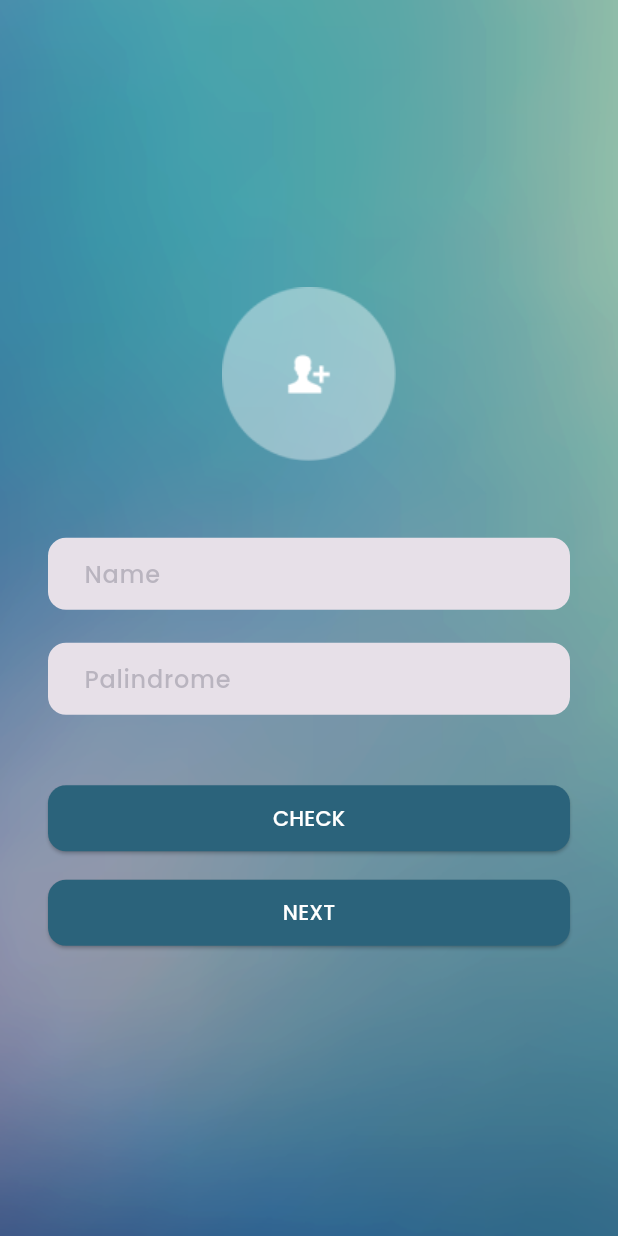
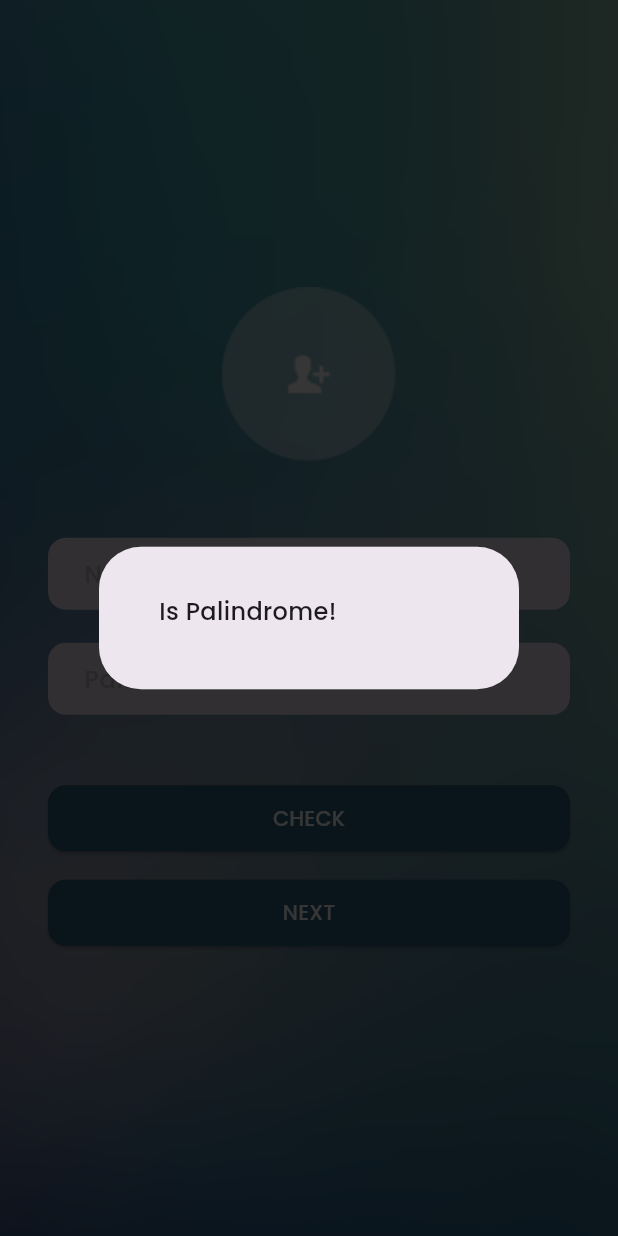
Before and after one commit to PuspitaKartika/palindrome_app, a Flutter app: the FirstScreen screen opened directly, after a tap on "CHECK", on a phone screen of 412 x 824 dp. Run offline on Flutter 3.47's test engine with Material 3 defaults, Android fonts, the phone set to English and light mode, and no system bars; our stand-ins replace equatable, flutter_bloc, google_fonts.

Commit message:
feat(first):add bloc polindrome

```diff
--- /dev/null
+++ b/lib/bloc/polindrome/polindrome_cubit.dart
@@ -0,0 +1,18 @@
+import 'package:equatable/equatable.dart';
+import 'package:flutter_bloc/flutter_bloc.dart';
+part 'polindrome_state.dart';
+
+class PolindromeCubit extends Cubit<PolindromeState> {
+  PolindromeCubit() : super(PolindromeInitial());
+
+  void checkPalindrome(String input) {
+    String cleanInput = input.replaceAll(' ', '').toLowerCase();
+    bool isPalindrome = cleanInput == cleanInput.split('').reversed.join('');
+
+    if (isPalindrome) {
+      emit(const PolindromeSuccess(msg: 'Is Palindrome!'));
+    } else {
+      emit(const PolindromeFailure(msg: 'Not a Palindrome.'));
+    }
+  }
+}
--- /dev/null
+++ b/lib/bloc/polindrome/polindrome_state.dart
@@ -0,0 +1,22 @@
+part of 'polindrome_cubit.dart';
+
+sealed class PolindromeState extends Equatable {
+  const PolindromeState();
+
+  @override
+  List<Object> get props => [];
+}
+
+final class PolindromeInitial extends PolindromeState {}
+
+final class PolindromeSuccess extends PolindromeState {
+  final String msg;
+
+  const PolindromeSuccess({required this.msg});
+}
+
+final class PolindromeFailure extends PolindromeState {
+  final String msg;
+
+  const PolindromeFailure({required this.msg});
+}
--- a/lib/view/first_screen.dart
+++ b/lib/view/first_screen.dart
@@ -1,4 +1,7 @@
 import 'package:flutter/material.dart';
+import 'package:flutter_bloc/flutter_bloc.dart';
+import 'package:palindrome_app/bloc/polindrome/polindrome_cubit.dart';
+import 'package:palindrome_app/constants/theme.dart';
 import 'package:palindrome_app/view/second_screen/pages/second_screen.dart';
 import 'package:palindrome_app/widget/custom_text_field.dart';
 import 'package:palindrome_app/widget/main_bottom.dart';
@@ -13,10 +16,16 @@ class FirstScreen extends StatefulWidget {
 class _FirstScreenState extends State<FirstScreen> {
   TextEditingController nameController = TextEditingController();
   TextEditingController polindromeController = TextEditingController();
+  String? nameError;
   @override
   void dispose() {
     super.dispose();
     nameController.dispose();
+    polindromeController.dispose();
+  }
+
+  void reset() {
+    polindromeController.clear();
   }
 
   @override
@@ -34,7 +43,11 @@ class _FirstScreenState extends State<FirstScreen> {
           const SizedBox(
             height: 51,
           ),
-          CustomTextField(text: "Name", controller: nameController),
+          CustomTextField(
+            text: "Name",
+            controller: nameController,
+            errorText: nameError,
+          ),
           const SizedBox(
             height: 22,
           ),
@@ -42,20 +55,71 @@ class _FirstScreenState extends State<FirstScreen> {
           const SizedBox(
             height: 45,
           ),
-          MainBottom(onPressed: () {}, text: "CHECK"),
+          BlocListener<PolindromeCubit, PolindromeState>(
+              listener: (context, state) {
+                if (state is PolindromeSuccess) {
+                  showDialog(
+                      context: context,
+                      builder: (context) => AlertDialog(
+                            content: Container(
+                                padding: const EdgeInsets.all(16),
+                                child: Text(
+                                  state.msg,
+                                  style: titleH3,
+                                )),
+                          ));
+                  reset();
+                } else if (state is PolindromeFailure) {
+                  showDialog(
+                      context: context,
+                      builder: (context) => AlertDialog(
+                          content: Container(
+                              padding: const EdgeInsets.all(16),
+                              child: Text(
+                                state.msg,
+                                style: titleH3,
+                              ))));
+                  reset();
+                }
+              },
+              child: MainBottom(
+                  onPressed: () {
+                    context
+                        .read<PolindromeCubit>()
+                        .checkPalindrome(polindromeController.text);
+                  },
+                  text: "CHECK")),
           const SizedBox(
             height: 15,
           ),
           MainBottom(
               onPressed: () {
+                if (validate()) {
+                  return;
+                }
                 Navigator.push(
                     context,
                     MaterialPageRoute(
-                        builder: (context) => const SecondScreen()));
+                        builder: (context) => SecondScreen(
+                              name: nameController.text,
+                            )));
               },
               text: "NEXT"),
         ],
       ),
     ));
   }
+
+  bool validate() {
+    bool isError = false;
+    setState(() {
+      nameError = null;
+
+      if (nameController.text == "") {
+        nameError = "Name cannot empty";
+        isError = true;
+      }
+    });
+    return isError;
+  }
 }
--- a/lib/view/second_screen/widget/welcome_widget.dart
+++ b/lib/view/second_screen/widget/welcome_widget.dart
@@ -2,7 +2,8 @@ import 'package:flutter/material.dart';
 import 'package:palindrome_app/constants/theme.dart';
 
 class WelcomeWidget extends StatelessWidget {
-  const WelcomeWidget({super.key});
+  final String name;
+  const WelcomeWidget({super.key, required this.name});
 
   @override
   Widget build(BuildContext context) {
@@ -14,7 +15,7 @@ class WelcomeWidget extends StatelessWidget {
           style: smallText,
         ),
         Text(
-          "John Doe",
+          name,
           style: titleH2,
         ),
       ],
--- a/lib/widget/custom_text_field.dart
+++ b/lib/widget/custom_text_field.dart
@@ -4,14 +4,19 @@ import 'package:palindrome_app/constants/theme.dart';
 class CustomTextField extends StatelessWidget {
   final String text;
   final TextEditingController controller;
+  final String? errorText;
   const CustomTextField(
-      {super.key, required this.text, required this.controller});
+      {super.key,
+      required this.text,
+      required this.controller,
+      this.errorText});
 
   @override
   Widget build(BuildContext context) {
     return TextField(
       controller: controller,
       decoration: InputDecoration(
+        errorText: errorText,
         contentPadding: const EdgeInsets.symmetric(horizontal: 20, vertical: 8),
         filled: true,
         hintText: text,
--- a/pubspec.yaml
+++ b/pubspec.yaml
@@ -36,6 +36,8 @@ dependencies:
   # Use with the CupertinoIcons class for iOS style icons.
   cupertino_icons: ^1.0.2
   google_fonts: ^6.1.0
+  flutter_bloc: ^8.1.3
+  equatable: ^2.0.5
 
 dev_dependencies:
   flutter_test:
```
Also changed, not shown: lib/main.dart (+11 -7 lines), lib/view/second_screen/pages/second_screen.dart (+5 -2 lines), pubspec.lock.
